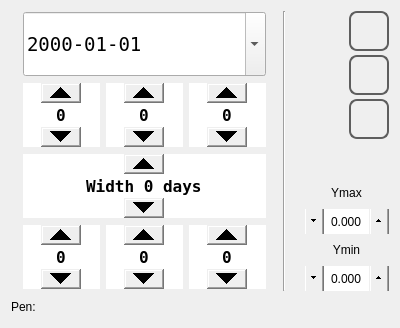
Qt form qt_library/ATCMtrend/trend_range.ui (MECTsrl/mect_plugins) before a commit.
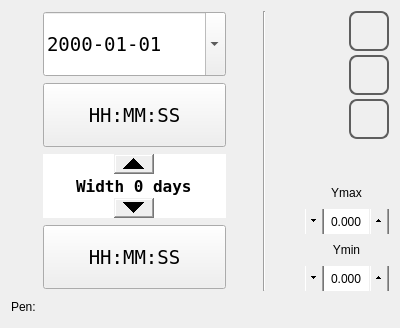
The same form after that commit. Icons and pictures are not drawn.

Commit message: new timepopup dialog for (date) time input

```diff
--- a/qt_library/ATCMtrend/trend_range.ui
+++ b/qt_library/ATCMtrend/trend_range.ui
@@ -34,38 +34,6 @@
 	font: 1000  12pt &quot;DejaVu Sans Mono&quot;;
  }
 
- QSpinBox {
-	font: 1000 12pt &quot;DejaVu Sans Mono&quot;;
-    padding-top: 20px;
-    padding-bottom: 20px;
- }
-
- QSpinBox::up-button {
-     subcontrol-origin: border;
-     subcontrol-position: top center;
-     height: 20px;
-     width: 40px;
- }
-
- QSpinBox::up-arrow {
-	image: url(:/libicons/img/Up.png);
-     width: 10px;
-     height: 10px;
- }
-
- QSpinBox::down-button {
-     subcontrol-origin: border;
-     subcontrol-position: bottom center;
-     height: 20px;
-     width: 40px;
-}
-
- QSpinBox::down-arrow {
- 	image: url(:/libicons/img/Down.png);
-     width: 10px;
-     height:10px;
- }
-
  QDoubleSpinBox {
 	font: 1000 12pt &quot;DejaVu Sans Mono&quot;;
  }
@@ -142,13 +110,16 @@
           <enum>Qt::ClickFocus</enum>
          </property>
          <property name="styleSheet">
-          <string notr="true"> QLabel {
+          <string notr="true"> /*QLabel {
 	font: 1000  12pt &quot;DejaVu Sans Mono&quot;;
  }
 
- QSpinBox {
-	font: 1000 12pt &quot;DejaVu Sans Mono&quot;;
+ QPushButton#qt_calendar_yearbutton {
     width: 80px;
+}
+
+QSpinBox {
+	font: 1000 12pt &quot;DejaVu Sans Mono&quot;;
     padding-left: 20px;
     padding-right: 20px;
  }
@@ -178,7 +149,7 @@
      width: 10px;
      height:10px;
  }
-</string>
+*/</string>
          </property>
          <property name="displayFormat">
           <string>yyyy-MM-dd</string>
@@ -189,149 +160,29 @@
         </widget>
        </item>
        <item>
-        <layout class="QHBoxLayout" name="horizontalLayout">
-         <item>
-          <widget class="QSpinBox" name="spinBoxHoursIn">
-           <property name="sizePolicy">
-            <sizepolicy hsizetype="MinimumExpanding" vsizetype="MinimumExpanding">
-             <horstretch>0</horstretch>
-             <verstretch>0</verstretch>
-            </sizepolicy>
-           </property>
-           <property name="minimumSize">
-            <size>
-             <width>0</width>
-             <height>25</height>
-            </size>
-           </property>
-           <property name="maximumSize">
-            <size>
-             <width>16777215</width>
-             <height>64</height>
-            </size>
-           </property>
-           <property name="font">
-            <font>
-             <family>DejaVu Sans Mono</family>
-             <pointsize>12</pointsize>
-             <weight>99</weight>
-             <italic>false</italic>
-             <bold>true</bold>
-            </font>
-           </property>
-           <property name="focusPolicy">
-            <enum>Qt::ClickFocus</enum>
-           </property>
-           <property name="wrapping">
-            <bool>true</bool>
-           </property>
-           <property name="frame">
-            <bool>true</bool>
-           </property>
-           <property name="alignment">
-            <set>Qt::AlignCenter</set>
-           </property>
-           <property name="maximum">
-            <number>23</number>
-           </property>
-          </widget>
-         </item>
-         <item>
-          <widget class="QSpinBox" name="spinBoxMinutesIn">
-           <property name="sizePolicy">
-            <sizepolicy hsizetype="MinimumExpanding" vsizetype="MinimumExpanding">
-             <horstretch>0</horstretch>
-             <verstretch>0</verstretch>
-            </sizepolicy>
-           </property>
-           <property name="minimumSize">
-            <size>
-             <width>0</width>
-             <height>25</height>
-            </size>
-           </property>
-           <property name="maximumSize">
-            <size>
-             <width>16777215</width>
-             <height>64</height>
-            </size>
-           </property>
-           <property name="font">
-            <font>
-             <family>DejaVu Sans Mono</family>
-             <pointsize>12</pointsize>
-             <weight>99</weight>
-             <italic>false</italic>
-             <bold>true</bold>
-            </font>
-           </property>
-           <property name="focusPolicy">
-            <enum>Qt::ClickFocus</enum>
-           </property>
-           <property name="wrapping">
-            <bool>true</bool>
-           </property>
-           <property name="frame">
-            <bool>true</bool>
-           </property>
-           <property name="alignment">
-            <set>Qt::AlignCenter</set>
-           </property>
-           <property name="maximum">
-            <number>59</number>
-           </property>
-          </widget>
-         </item>
-         <item>
-          <widget class="QSpinBox" name="spinBoxSecondsIn">
-           <property name="sizePolicy">
-            <sizepolicy hsizetype="MinimumExpanding" vsizetype="MinimumExpanding">
-             <horstretch>0</horstretch>
-             <verstretch>0</verstretch>
-            </sizepolicy>
-           </property>
-           <property name="minimumSize">
-            <size>
-             <width>0</width>
-             <height>25</height>
-            </size>
-           </property>
-           <property name="maximumSize">
-            <size>
-             <width>16777215</width>
-             <height>64</height>
-            </size>
-           </property>
-           <property name="font">
-            <font>
-             <family>DejaVu Sans Mono</family>
-             <pointsize>12</pointsize>
-             <weight>99</weight>
-             <italic>false</italic>
-             <bold>true</bold>
-            </font>
-           </property>
-           <property name="focusPolicy">
-            <enum>Qt::ClickFocus</enum>
-           </property>
-           <property name="wrapping">
-            <bool>true</bool>
-           </property>
-           <property name="frame">
-            <bool>true</bool>
-           </property>
-           <property name="alignment">
-            <set>Qt::AlignCenter</set>
-           </property>
-           <property name="maximum">
-            <number>59</number>
-           </property>
-          </widget>
-         </item>
-        </layout>
-       </item>
-       <item>
-        <layout class="QHBoxLayout" name="horizontalLayout_3"/>
+        <widget class="QPushButton" name="pushButtonTime">
+         <property name="sizePolicy">
+          <sizepolicy hsizetype="Minimum" vsizetype="MinimumExpanding">
+           <horstretch>0</horstretch>
+           <verstretch>0</verstretch>
+          </sizepolicy>
+         </property>
+         <property name="maximumSize">
+          <size>
+           <width>16777215</width>
+           <height>64</height>
+          </size>
+         </property>
+         <property name="font">
+          <font>
+           <family>DejaVu Sans Mono</family>
+           <pointsize>14</pointsize>
+          </font>
+         </property>
+         <property name="text">
+          <string>HH:MM:SS</string>
+         </property>
+        </widget>
        </item>
        <item>
         <widget class="QSpinBox" name="spinBoxDays">
@@ -365,6 +216,41 @@
          <property name="focusPolicy">
           <enum>Qt::ClickFocus</enum>
          </property>
+         <property name="styleSheet">
+          <string notr="true">QSpinBox {
+	font: 1000 12pt &quot;DejaVu Sans Mono&quot;;
+    padding-top: 20px;
+    padding-bottom: 20px;
+ }
+
+ QSpinBox::up-button {
+     subcontrol-origin: border;
+     subcontrol-position: top center;
+     height: 20px;
+     width: 40px;
+ }
+
+ QSpinBox::up-arrow {
+	image: url(:/libicons/img/Up.png);
+     width: 10px;
+     height: 10px;
+ }
+
+ QSpinBox::down-button {
+     subcontrol-origin: border;
+     subcontrol-position: bottom center;
+     height: 20px;
+     width: 40px;
+}
+
+ QSpinBox::down-arrow {
+ 	image: url(:/libicons/img/Down.png);
+     width: 10px;
+     height:10px;
+ }
+
+</string>
+         </property>
          <property name="wrapping">
           <bool>true</bool>
          </property>
@@ -386,146 +272,29 @@
         </widget>
        </item>
        <item>
-        <layout class="QHBoxLayout" name="horizontalLayout_2">
-         <item>
-          <widget class="QSpinBox" name="spinBoxHours">
-           <property name="sizePolicy">
-            <sizepolicy hsizetype="MinimumExpanding" vsizetype="MinimumExpanding">
-             <horstretch>0</horstretch>
-             <verstretch>0</verstretch>
-            </sizepolicy>
-           </property>
-           <property name="minimumSize">
-            <size>
-             <width>0</width>
-             <height>25</height>
-            </size>
-           </property>
-           <property name="maximumSize">
-            <size>
-             <width>16777215</width>
-             <height>64</height>
-            </size>
-           </property>
-           <property name="font">
-            <font>
-             <family>DejaVu Sans Mono</family>
-             <pointsize>12</pointsize>
-             <weight>99</weight>
-             <italic>false</italic>
-             <bold>true</bold>
-            </font>
-           </property>
-           <property name="focusPolicy">
-            <enum>Qt::ClickFocus</enum>
-           </property>
-           <property name="wrapping">
-            <bool>true</bool>
-           </property>
-           <property name="frame">
-            <bool>true</bool>
-           </property>
-           <property name="alignment">
-            <set>Qt::AlignCenter</set>
-           </property>
-           <property name="maximum">
-            <number>23</number>
-           </property>
-          </widget>
-         </item>
-         <item>
-          <widget class="QSpinBox" name="spinBoxMinutes">
-           <property name="sizePolicy">
-            <sizepolicy hsizetype="MinimumExpanding" vsizetype="MinimumExpanding">
-             <horstretch>0</horstretch>
-             <verstretch>0</verstretch>
-            </sizepolicy>
-           </property>
-           <property name="minimumSize">
-            <size>
-             <width>0</width>
-             <height>25</height>
-            </size>
-           </property>
-           <property name="maximumSize">
-            <size>
-             <width>16777215</width>
-             <height>64</height>
-            </size>
-           </property>
-           <property name="font">
-            <font>
-             <family>DejaVu Sans Mono</family>
-             <pointsize>12</pointsize>
-             <weight>99</weight>
-             <italic>false</italic>
-             <bold>true</bold>
-            </font>
-           </property>
-           <property name="focusPolicy">
-            <enum>Qt::ClickFocus</enum>
-           </property>
-           <property name="wrapping">
-            <bool>true</bool>
-           </property>
-           <property name="frame">
-            <bool>true</bool>
-           </property>
-           <property name="alignment">
-            <set>Qt::AlignCenter</set>
-           </property>
-           <property name="maximum">
-            <number>59</number>
-           </property>
-          </widget>
-         </item>
-         <item>
-          <widget class="QSpinBox" name="spinBoxSeconds">
-           <property name="sizePolicy">
-            <sizepolicy hsizetype="MinimumExpanding" vsizetype="MinimumExpanding">
-             <horstretch>0</horstretch>
-             <verstretch>0</verstretch>
-            </sizepolicy>
-           </property>
-           <property name="minimumSize">
-            <size>
-             <width>0</width>
-             <height>25</height>
-            </size>
-           </property>
-           <property name="maximumSize">
-            <size>
-             <width>16777215</width>
-             <height>64</height>
-            </size>
-           </property>
-           <property name="font">
-            <font>
-             <family>DejaVu Sans Mono</family>
-             <pointsize>12</pointsize>
-             <weight>99</weight>
-             <italic>false</italic>
-             <bold>true</bold>
-            </font>
-           </property>
-           <property name="focusPolicy">
-            <enum>Qt::ClickFocus</enum>
-           </property>
-           <property name="wrapping">
-            <bool>true</bool>
-           </property>
-           <property name="frame">
-            <bool>true</bool>
-           </property>
-           <property name="alignment">
-            <set>Qt::AlignCenter</set>
-           </property>
-           <property name="maximum">
-            <number>59</number>
-           </property>
-          </widget>
-         </item>
-        </layout>
+        <widget class="QPushButton" name="pushButtonWidth">
+         <property name="sizePolicy">
+          <sizepolicy hsizetype="Minimum" vsizetype="MinimumExpanding">
+           <horstretch>0</horstretch>
+           <verstretch>0</verstretch>
+          </sizepolicy>
+         </property>
+         <property name="maximumSize">
+          <size>
+           <width>16777215</width>
+           <height>64</height>
+          </size>
+         </property>
+         <property name="font">
+          <font>
+           <family>DejaVu Sans Mono</family>
+           <pointsize>14</pointsize>
+          </font>
+         </property>
+         <property name="text">
+          <string>HH:MM:SS</string>
+         </property>
+        </widget>
        </item>
       </layout>
      </item>
```
Left out of the diff: 3 changed lines with no effect on the pictures. The commit also changes 8 other files.
